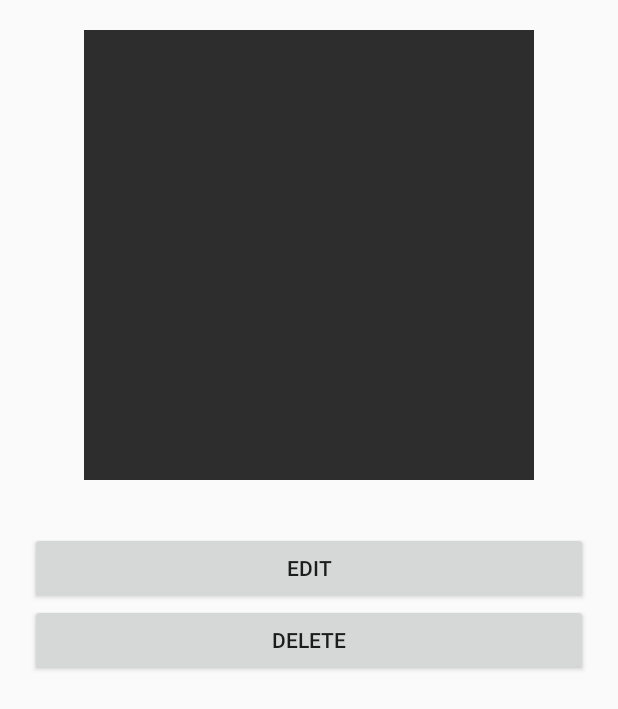
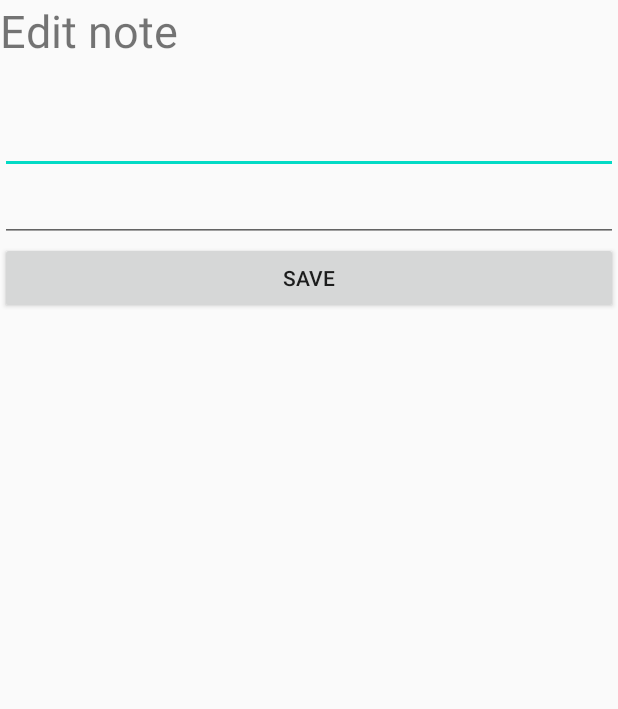
Before and after one commit to maijav/fancynotes, an Android app: the CardItemContentsActivity screen opened directly, with no data from a screen before it, after a tap on "EDIT", on a phone screen of 412 x 824 dp. Shown: the top 709 px of the screen. Run offline under Robolectric (Android 15) with nearby library versions, the phone set to English and light mode, and no system bars; pictures from the network do not load; 5 statements that could not run were skipped.

Commit message:
Added the possibility to edit notes.
Updated the edit note button to open a new activity that gets the notes info via intent and sets it to be edited on the view. Then when the user presses save the note gets updated using sqlite and it's saved and the user is redirected back to the cardview activity.

```diff
--- a/app/src/main/AndroidManifest.xml
+++ b/app/src/main/AndroidManifest.xml
@@ -21,6 +21,7 @@
         <activity android:name=".NewNoteActivity"/>
         <activity android:name=".CardViewActivity"/>
         <activity android:name=".CardItemContentsActivity"/>
+        <activity android:name=".EditNoteActivity"/>
         <service android:name=".MyService"/>
     </application>
 
--- a/app/src/main/java/fi/example/fancynotes/CardItemContentsActivity.java
+++ b/app/src/main/java/fi/example/fancynotes/CardItemContentsActivity.java
@@ -17,6 +17,9 @@ public class CardItemContentsActivity extends AppCompatActivity {
     private ImageView img;
     DatabaseHelper mDatabaseHelper;
     int id;
+    String title;
+    String description;
+
 
     @Override
     protected void onCreate(Bundle savedInstanceState) {
@@ -30,16 +33,21 @@ public class CardItemContentsActivity extends AppCompatActivity {
         Log.d("PAPA","HI");
 
         Intent intent = getIntent();
-        String description = intent.getExtras().getString("fi.example.fancynotes.note");
+        description = intent.getExtras().getString("fi.example.fancynotes.note");
         Uri image = Uri.parse(getIntent().getExtras().getString("fi.example.fancynotes.thumbnail"));
-        id =  intent.getExtras().getInt("fi.example.fancynotes.id");
-
+        id = intent.getExtras().getInt("fi.example.fancynotes.id");
+        title = intent.getExtras().getString("fi.example.fancynotes.title");
         tvDesc.setText(description);
         img.setImageURI(image);
     }
 
     public void editNote(View view) {
-
+        Intent newIntent = new Intent(this, EditNoteActivity.class);
+        newIntent.putExtra("fi.example.fancynotes.note", description);
+        newIntent.putExtra("fi.example.fancynotes.thumbnail", title);
+        newIntent.putExtra("fi.example.fancynotes.id", id);
+        newIntent.putExtra("fi.example.fancynotes.title", title);
+        startActivity(newIntent);
     }
 
     public void deleteNote(View view) {
--- /dev/null
+++ b/app/src/main/java/fi/example/fancynotes/EditNoteActivity.java
@@ -0,0 +1,72 @@
+package fi.example.fancynotes;
+
+import android.content.Intent;
+import android.net.Uri;
+import android.os.Bundle;
+import android.util.Log;
+import android.view.View;
+import android.widget.Button;
+import android.widget.EditText;
+import android.widget.Toast;
+
+import androidx.appcompat.app.AppCompatActivity;
+
+public class EditNoteActivity extends AppCompatActivity {
+    DatabaseHelper mDatabaseHelper;
+    private Button addBtn;
+    private EditText editTextNote;
+    private EditText editTextTitle;
+
+    int id;
+    String title;
+    String description;
+
+    @Override
+    protected void onCreate(Bundle savedInstanceState) {
+        super.onCreate(savedInstanceState);
+        setContentView(R.layout.activity_editnote);
+        addBtn = (Button) findViewById(R.id.addButton);
+        editTextNote = (EditText) findViewById(R.id.editNoteEditText);
+        editTextTitle = (EditText) findViewById(R.id.editTitleEditText);
+        mDatabaseHelper = new DatabaseHelper(this);
+
+
+        Intent intent = getIntent();
+        description = intent.getExtras().getString("fi.example.fancynotes.note");
+        Uri image = Uri.parse(getIntent().getExtras().getString("fi.example.fancynotes.thumbnail"));
+        id = intent.getExtras().getInt("fi.example.fancynotes.id");
+        title = intent.getExtras().getString("fi.example.fancynotes.title");
+
+        editTextNote.setText(description);
+        editTextTitle.setText(title);
+
+    }
+
+
+    public void updateNote(int id, String newEntryTitle, String newEntryNote) {
+        boolean insertData = mDatabaseHelper.updateNote(id, newEntryTitle, newEntryNote);
+
+        if(insertData) {
+            toastMessage("Data successfully updated");
+            Intent i = new Intent(this, CardViewActivity.class);
+            startActivity(i);
+        } else {
+            toastMessage("Something went wrong!");
+        }
+    }
+
+    private void toastMessage(String message) {
+        Toast.makeText(this,message,Toast.LENGTH_SHORT).show();
+    }
+
+    public void updateNote(View v) {
+        Log.d("UpdateNoteActivityAdd","works");
+        String newEntryNote = editTextNote.getText().toString();
+        String newEntryTitle = editTextTitle.getText().toString();
+        if(editTextNote.length() != 0) {
+            updateNote(id, newEntryTitle,newEntryNote);
+        } else {
+            toastMessage("You must put something in the note field.");
+        }
+    }
+}
--- a/app/src/main/java/fi/example/fancynotes/RecyclerView_Adapter.java
+++ b/app/src/main/java/fi/example/fancynotes/RecyclerView_Adapter.java
@@ -53,6 +53,7 @@ public class RecyclerView_Adapter extends RecyclerView.Adapter<RecyclerView_Adap
                 newIntent.putExtra("fi.example.fancynotes.note", mData.get(position).getNote());
                 newIntent.putExtra("fi.example.fancynotes.thumbnail", mData.get(position).getTitle());
                 newIntent.putExtra("fi.example.fancynotes.id", mData.get(position).getId());
+                newIntent.putExtra("fi.example.fancynotes.title", mData.get(position).getTitle());
                 mContext.startActivity(newIntent);
 
             }
--- /dev/null
+++ b/app/src/main/res/layout/activity_editnote.xml
@@ -0,0 +1,36 @@
+<?xml version="1.0" encoding="utf-8"?>
+<LinearLayout xmlns:android="http://schemas.android.com/apk/res/android"
+    xmlns:app="http://schemas.android.com/apk/res-auto"
+    xmlns:tools="http://schemas.android.com/tools"
+    android:layout_width="match_parent"
+    android:layout_height="match_parent"
+    tools:context=".MainActivity"
+    android:orientation="vertical">
+
+    <TextView
+        android:layout_width="match_parent"
+        android:layout_height="wrap_content"
+        android:text="Edit note"
+        android:textSize="30dp"
+        android:layout_marginBottom="30dp"/>
+
+    <EditText
+        android:layout_width="match_parent"
+        android:layout_height="wrap_content"
+        android:id="@+id/editTitleEditText"
+        />
+
+    <EditText
+        android:layout_width="match_parent"
+        android:layout_height="wrap_content"
+         android:id="@+id/editNoteEditText"
+        />
+
+    <Button
+        android:layout_width="match_parent"
+        android:layout_height="wrap_content"
+        android:id="@+id/addButton"
+        android:onClick="updateNote"
+        android:text="Save"/>
+
+</LinearLayout>
```
